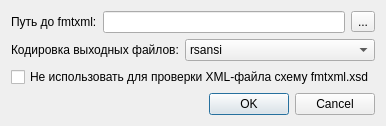
The window that FmtLib/ui/impexpparams.ui (Smitt64/WorkFMT) describes before a commit, drawn with Qt 5.
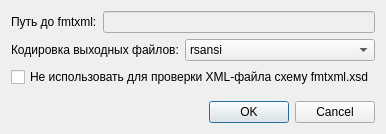
The same window after the commit.

The edit to the form file:
```diff
--- a/FmtLib/ui/impexpparams.ui
+++ b/FmtLib/ui/impexpparams.ui
@@ -6,8 +6,8 @@
    <rect>
     <x>0</x>
     <y>0</y>
-    <width>351</width>
-    <height>126</height>
+    <width>378</width>
+    <height>134</height>
    </rect>
   </property>
   <property name="windowTitle">
@@ -25,18 +25,14 @@
      </item>
      <item>
       <widget class="QLineEdit" name="lineEdit">
+       <property name="enabled">
+        <bool>false</bool>
+       </property>
        <property name="readOnly">
         <bool>true</bool>
        </property>
       </widget>
      </item>
-     <item>
-      <widget class="QToolButton" name="toolPath">
-       <property name="text">
-        <string>...</string>
-       </property>
-      </widget>
-     </item>
     </layout>
    </item>
    <item>
```
